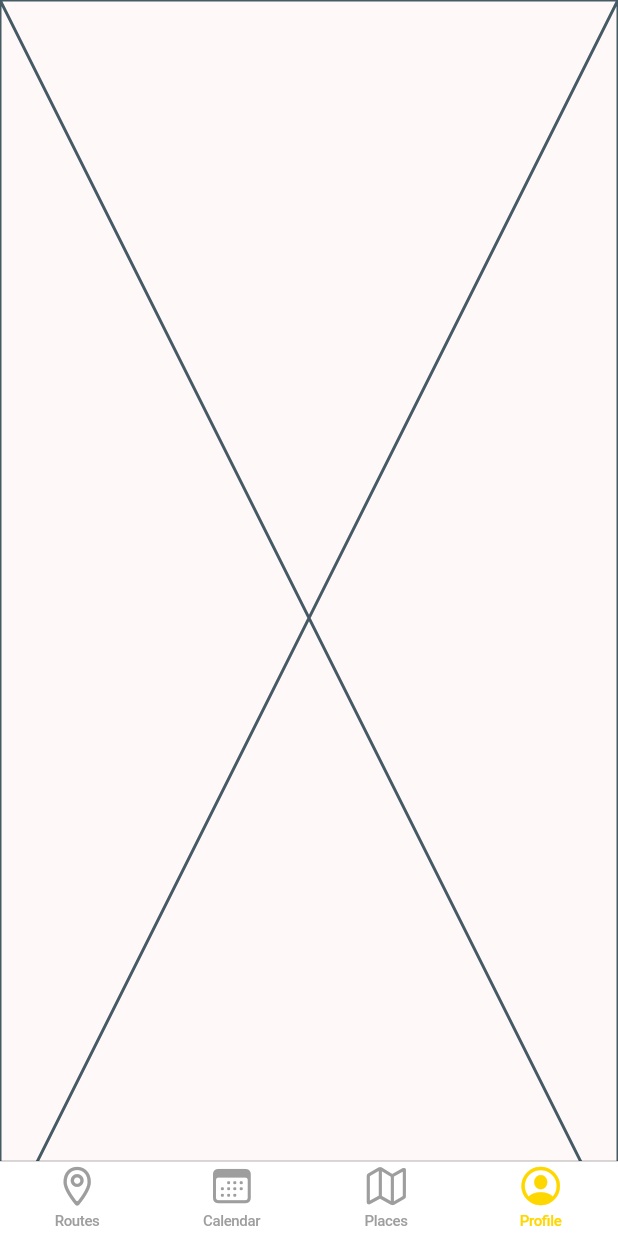
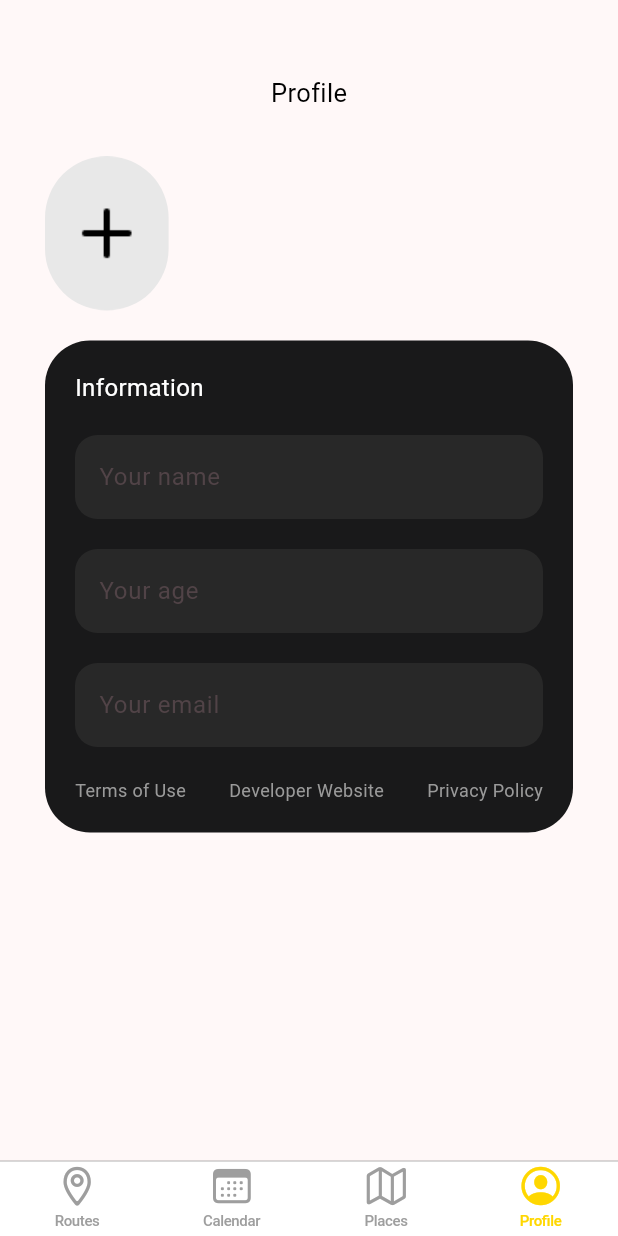
Before and after one commit to patt2005/way-to-bed-steben, a Flutter app: the screen it shows after launch, item 4 of the bottom bar chosen, on a phone screen of 412 x 824 dp. Run offline on Flutter 3.47's test engine with Material 3 defaults, Android fonts, the phone set to English and light mode, and no system bars; our stand-ins replace dio, geolocator, google_maps_flutter, image_picker; Roboto replaces fonts that are missing (Helvetica Neue).

Commit message:
profile 1/3

```diff
--- /dev/null
+++ b/lib/models/route_containers.dart
@@ -0,0 +1,11 @@
+class RouteContainers {
+  final String fieldText;
+
+  RouteContainers({required this.fieldText});
+}
+
+List<RouteContainers> routeContainers = [
+  RouteContainers(fieldText: "Your name"),
+  RouteContainers(fieldText: "Your age"),
+  RouteContainers(fieldText: "Your email"),
+];
--- a/lib/pages/navigation_page.dart
+++ b/lib/pages/navigation_page.dart
@@ -2,6 +2,7 @@ import 'package:flutter/cupertino.dart';
 import 'package:flutter/material.dart';
 import 'package:way_to_bed_steben/pages/home_page.dart';
 import 'package:way_to_bed_steben/pages/place.dart';
+import 'package:way_to_bed_steben/pages/profile.dart';
 import 'package:way_to_bed_steben/utils/utils.dart';
 
 class NavigationPage extends StatefulWidget {
@@ -18,7 +19,7 @@ class _NavigationPageState extends State<NavigationPage> {
     const Homepage(),
     const Placeholder(),
     const Place(),
-    const Placeholder(),
+    const Profile(),
   ];
 
   @override
--- a/lib/pages/place.dart
+++ b/lib/pages/place.dart
@@ -1,7 +1,6 @@
 import 'package:flutter/material.dart';
 import 'package:way_to_bed_steben/models/route_article.dart';
 import 'package:way_to_bed_steben/pages/place.spiel.bank.dart';
-import 'package:way_to_bed_steben/utils/utils.dart';
 
 class Place extends StatefulWidget {
   const Place({super.key});
--- /dev/null
+++ b/lib/pages/profile.dart
@@ -0,0 +1,144 @@
+import 'package:flutter/material.dart';
+import 'package:way_to_bed_steben/utils/utils.dart';
+import '../models/route_containers.dart';
+import 'route_containers.dart';
+
+class Profile extends StatefulWidget {
+  const Profile({super.key});
+
+  @override
+  State<Profile> createState() => _ProfileState();
+}
+
+class _ProfileState extends State<Profile> {
+  final List<TextEditingController> _controllers =
+      List.generate(3, (index) => TextEditingController());
+
+  @override
+  void dispose() {
+    for (var controller in _controllers) {
+      controller.dispose();
+    }
+    super.dispose();
+  }
+
+  @override
+  Widget build(BuildContext context) {
+    final size = MediaQuery.of(context).size;
+    return Scaffold(
+      body: SafeArea(
+        child: SingleChildScrollView(
+          child: Padding(
+            padding: const EdgeInsets.all(30.0),
+            child: Column(
+              mainAxisAlignment: MainAxisAlignment.start,
+              crossAxisAlignment: CrossAxisAlignment.start,
+              children: [
+                const SizedBox(height: 20),
+                const Row(
+                  mainAxisAlignment: MainAxisAlignment.center,
+                  children: [
+                    Text(
+                      "Profile",
+                      style: TextStyle(
+                        fontSize: 17,
+                        fontFamily: "Helvetica Neue",
+                        color: Colors.black,
+                      ),
+                    ),
+                  ],
+                ),
+                const SizedBox(height: 30),
+                Container(
+                  width: size.width * 0.2,
+                  height: size.height * 0.125,
+                  decoration: BoxDecoration(
+                    borderRadius: BorderRadius.circular(999),
+                    image: const DecorationImage(
+                      fit: BoxFit.cover,
+                      image: AssetImage("images/Frame 30.png"),
+                    ),
+                  ),
+                ),
+                const SizedBox(height: 20),
+                Column(
+                  children: [
+                    Container(
+                      width: double.infinity,
+                      decoration: BoxDecoration(
+                        color: kcontainer,
+                        borderRadius: BorderRadius.circular(30),
+                      ),
+                      child: Padding(
+                        padding: const EdgeInsets.all(20.0),
+                        child: Column(
+                          crossAxisAlignment: CrossAxisAlignment.start,
+                          children: [
+                            const Text(
+                              "Information",
+                              style: TextStyle(
+                                fontSize: 16,
+                                color: Colors.white,
+                                fontFamily: "Helvetica Neue",
+                              ),
+                            ),
+                            const SizedBox(height: 20),
+                            for (int i = 0; i < 3; i++) ...[
+                              TextField(
+                                controller: _controllers[i],
+                                decoration: InputDecoration(
+                                  hintText: routeContainers[i].fieldText,
+                                  filled: true,
+                                  fillColor: kcontainer1,
+                                  border: OutlineInputBorder(
+                                    borderRadius: BorderRadius.circular(15),
+                                    borderSide: BorderSide.none,
+                                  ),
+                                ),
+                              ),
+                              if (i < 2) const SizedBox(height: 20),
+                            ],
+                            const SizedBox(height: 20),
+                            Row(
+                              mainAxisAlignment: MainAxisAlignment.spaceBetween,
+                              children: [
+                                Text(
+                                  "Terms of Use",
+                                  style: TextStyle(
+                                    fontSize: 12,
+                                    color: ktext3,
+                                    fontFamily: "Helvetica Neue",
+                                  ),
+                                ),
+                                Text(
+                                  "Developer Website",
+                                  style: TextStyle(
+                                    fontSize: 12,
+                                    color: ktext3,
+                                    fontFamily: "Helvetica Neue",
+                                  ),
+                                ),
+                                Text(
+                                  "Privacy Policy",
+                                  style: TextStyle(
+                                    fontSize: 12,
+                                    color: ktext3,
+                                    fontFamily: "Helvetica Neue",
+                                  ),
+                                ),
+                              ],
+                            ),
+                          ],
+                        ),
+                      ),
+                    ),
+                  ],
+                ),
+              ],
+            ),
+          ),
+        ),
+      ),
+    );
+  }
+}
--- /dev/null
+++ b/lib/pages/route_containers.dart
@@ -0,0 +1 @@
+// TODO Implement this library.
--- a/lib/utils/utils.dart
+++ b/lib/utils/utils.dart
@@ -7,7 +7,9 @@ Color kBackGround = const Color(0xFF4848FF);
 Color kbuton = const Color(0xffFFD700);
 Color ktext = const Color(0xff000000);
 Color ktext2 = const Color(0xff111112);
-
+Color kcontainer = const Color(0xff19191A);
+Color kcontainer1 = const Color(0xff282828);
+Color ktext3 = const Color(0xff9A9A9A);
 late Size screenSize;
 
 final OpenRouteApi openROuteApi = OpenRouteApi();
```
Also changed, not shown: images/Frame 30.png (added).
